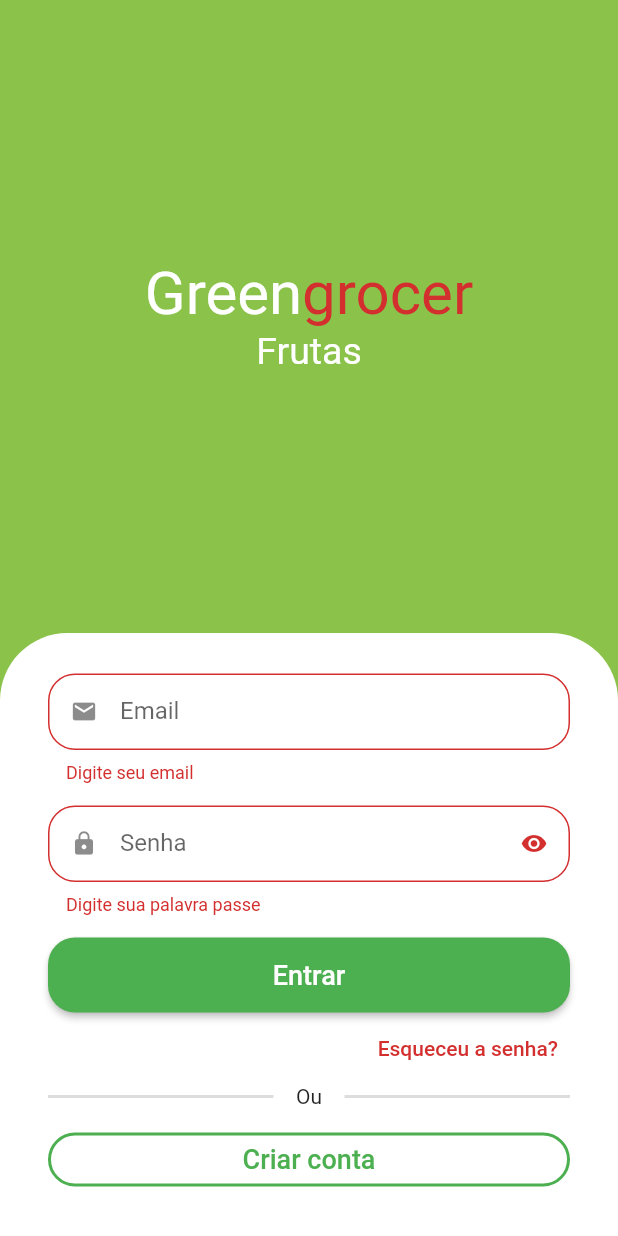
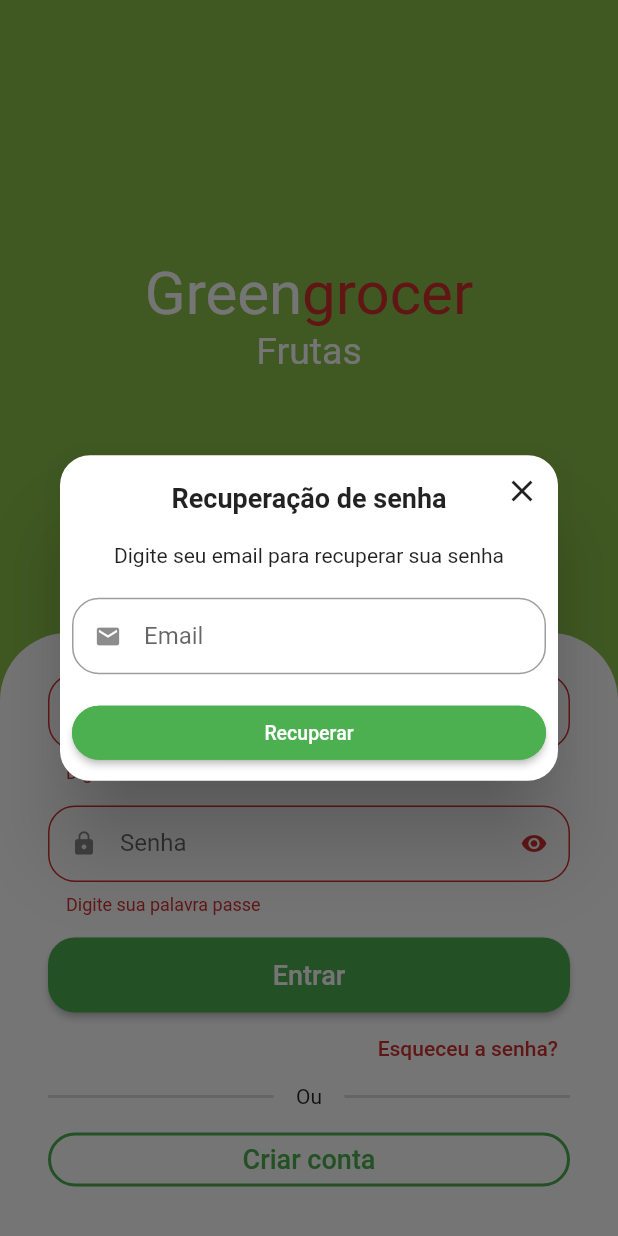
Before and after one commit to goncalveshigino/quitanda, a Flutter app: the SignInScreen screen opened by its route, after a tap on "Entrar", after a tap on "Esqueceu a senha?", on a phone screen of 412 x 824 dp. Run offline on Flutter 3.47's test engine with Material 2 defaults, Android fonts, the phone set to English and light mode, and no system bars; drawn by our look-alikes of animated_text_kit; our stand-ins replace dio, flutter_secure_storage, fluttertoast, freezed_annotation, get, mask_text_input_formatter and 2 more; missing offline and left inert: add_to_cart_animation; accounts and stored records are empty.

Commit message:
dialog recuperar senha

```diff
--- a/lib/src/constants/endpoints.dart
+++ b/lib/src/constants/endpoints.dart
@@ -4,7 +4,7 @@ const String baseUrl = 'https://parseapi.back4app.com/functions';
 abstract class Endpoints {
 
     static const String signin = '$baseUrl/login';
-    static const String signup = '$baseUrl/signip';
+    static const String signup = '$baseUrl/signup';
     static const String validateToken = '$baseUrl/validate-token';
 
 }
--- a/lib/src/pages/auth/controller/auth_controller.dart
+++ b/lib/src/pages/auth/controller/auth_controller.dart
@@ -59,7 +59,9 @@ class AuthController extends GetxController {
     Get.offAllNamed(PagesRoutes.signInRoute);
   }
 
+
   Future<void> signUp() async {
+
     isLoadin.value = true;
 
     AuthResult result = await authRepository.signUp(user);
@@ -69,6 +71,7 @@ class AuthController extends GetxController {
     result.when(
       success: (user) {
         this.user = user;
+
         saveTokenAndProceedToBase();
       },
       error: (message) {
--- a/lib/src/pages/auth/repository/auth_repository.dart
+++ b/lib/src/pages/auth/repository/auth_repository.dart
@@ -6,6 +6,7 @@ import '../../../models/user_model.dart';
 import '../../../services/http_manager.dart';
 
 class AuthRepository {
+
   final HttpManager _httpManager = HttpManager();
 
   AuthResult handleuUserOrError(Map<dynamic, dynamic> result) {
@@ -40,6 +41,7 @@ class AuthRepository {
   }
 
   Future<AuthResult> signUp(UserModel user) async {
+
    final result = await _httpManager.restRequest(
       url: Endpoints.signup,
       method: HttpMethods.post,
--- /dev/null
+++ b/lib/src/pages/auth/view/components/forgot_password_dialog.dart
@@ -0,0 +1,109 @@
+import 'package:flutter/material.dart';
+import 'package:quitanda/src/services/validatores.dart';
+
+import '../../../common_widgets/custom_text_field.dart';
+
+class ForgotPasswordDialog extends StatelessWidget {
+  final emailController = TextEditingController();
+
+  ForgotPasswordDialog({
+    required String email,
+    Key? key,
+  }) : super(key: key) {
+    emailController.text = email;
+  }
+
+  final formFieldKey = GlobalKey<FormFieldState>();
+
+  @override
+  Widget build(BuildContext context) {
+    return Dialog(
+      shape: RoundedRectangleBorder(
+        borderRadius: BorderRadius.circular(20),
+      ),
+      child: Stack(
+        alignment: Alignment.center,
+        children: [
+          // Conteúdo
+          Padding(
+            padding: const EdgeInsets.all(8.0),
+            child: Column(
+              crossAxisAlignment: CrossAxisAlignment.stretch,
+              mainAxisSize: MainAxisSize.min,
+              children: [
+                // Titulo
+                const Padding(
+                  padding: EdgeInsets.symmetric(vertical: 10),
+                  child: Text(
+                    'Recuperação de senha',
+                    textAlign: TextAlign.center,
+                    style: TextStyle(
+                      fontWeight: FontWeight.bold,
+                      fontSize: 18,
+                    ),
+                  ),
+                ),
+
+                // Descrição
+                const Padding(
+                  padding: EdgeInsets.only(
+                    top: 10,
+                    bottom: 20,
+                  ),
+                  child: Text(
+                    'Digite seu email para recuperar sua senha',
+                    textAlign: TextAlign.center,
+                    style: TextStyle(),
+                  ),
+                ),
+
+                // Campo de email
+                CustomTextField(
+                  fromFieldKey: formFieldKey,
+                  controller: emailController,
+                  icon: Icons.email,
+                  label: 'Email',
+                  validator: emailValidatores,
+                ),
+
+                // Confirmar
+                ElevatedButton(
+                  style: ElevatedButton.styleFrom(
+                    shape: RoundedRectangleBorder(
+                      borderRadius: BorderRadius.circular(20),
+                    ),
+                    side: const BorderSide(
+                      width: 2,
+                      color: Colors.green,
+                    ),
+                  ),
+                  onPressed: () {
+                    formFieldKey.currentState!.validate();
+                  },
+                  child: const Text(
+                    'Recuperar',
+                    style: TextStyle(
+                      fontSize: 13,
+                    ),
+                  ),
+                ),
+              ],
+            ),
+          ),
+
+          // Botão para fechar
+          Positioned(
+            top: 0,
+            right: 0,
+            child: IconButton(
+              onPressed: () {
+                Navigator.of(context).pop();
+              },
+              icon: const Icon(Icons.close),
+            ),
+          ),
+        ],
+      ),
+    );
+  }
+}
--- a/lib/src/pages/auth/view/sign_in_screen.dart
+++ b/lib/src/pages/auth/view/sign_in_screen.dart
@@ -3,6 +3,7 @@ import 'package:flutter/material.dart';
 import 'package:get/get.dart';
 import 'package:quitanda/src/config/custom_colors.dart';
 import 'package:quitanda/src/pages/auth/controller/auth_controller.dart';
+import 'package:quitanda/src/pages/auth/view/components/forgot_password_dialog.dart';
 
 import 'package:quitanda/src/pages/common_widgets/app_name_widget.dart';
 import 'package:quitanda/src/pages_routes/app_pages.dart';
@@ -11,7 +12,6 @@ import 'package:quitanda/src/services/validatores.dart';
 import '../../common_widgets/custom_text_field.dart';
 
 class SignInScreen extends StatelessWidget {
-
   final _formKey = GlobalKey<FormState>();
 
   //Controlador de campos
@@ -110,8 +110,6 @@ class SignInScreen extends StatelessWidget {
 
                                       authController.signIn(
                                           email: email, password: password);
-                                    } else {
-                                      print('Nao Ok');
                                     }
 
                                     // Get.offNamed(PagesRoutes.baseRoute);
@@ -133,7 +131,14 @@ class SignInScreen extends StatelessWidget {
                     Align(
                       alignment: Alignment.centerRight,
                       child: TextButton(
-                          onPressed: () {},
+                          onPressed: () {
+                            showDialog(
+                              context: context,
+                              builder: (_) {
+                                return ForgotPasswordDialog(email: emailController.text);
+                              },
+                            );
+                          },
                           child: Text(
                             'Esqueceu a senha?',
                             style: TextStyle(
--- a/lib/src/pages/common_widgets/custom_text_field.dart
+++ b/lib/src/pages/common_widgets/custom_text_field.dart
@@ -11,6 +11,8 @@ class CustomTextField extends StatefulWidget {
   final String? Function(String?)? validator;
   final TextEditingController? controller;
   final TextInputType? textInputType;
+  final void Function(String?)? onSaved;
+  final GlobalKey<FormFieldState>? fromFieldKey;
 
   const CustomTextField(
       {Key? key,
@@ -21,6 +23,8 @@ class CustomTextField extends StatefulWidget {
       this.inputFormatter,
       this.initialValue,
       this.controller,
+      this.onSaved,
+      this.fromFieldKey,
       this.textInputType,
       this.readOnly = false})
       : super(key: key);
@@ -44,12 +48,14 @@ class _CustomTextFieldState extends State<CustomTextField> {
     return Padding(
       padding: const EdgeInsets.only(bottom: 15),
       child: TextFormField(
+        key: widget.fromFieldKey,
         controller: widget.controller,
         validator: widget.validator,
         keyboardType: widget.textInputType,
         readOnly: widget.readOnly,
         initialValue: widget.initialValue,
         obscureText: isObscure,
+        onSaved: widget.onSaved,
         inputFormatters: widget.inputFormatter,
         decoration: InputDecoration(
             prefixIcon: Icon(widget.icon),
--- a/lib/src/pages/common_widgets/payment_dialog.dart
+++ b/lib/src/pages/common_widgets/payment_dialog.dart
@@ -41,7 +41,7 @@ class PaymentDialog extends StatelessWidget {
                 ),
                 Text(
                   'Vencimento ${utilsServices.formatDateTime(order.overdueDateTime)}',
-                  style: TextStyle(fontSize: 12),
+                  style:const TextStyle(fontSize: 12),
                 ),
                 Text(
                   'Total: ${utilsServices.priceToCurrency(order.total)}',
--- a/lib/src/pages/home/home_tab.dart
+++ b/lib/src/pages/home/home_tab.dart
@@ -59,9 +59,7 @@ class _HomeTabState extends State<HomeTab> {
           Padding(
             padding: const EdgeInsets.only(top: 15, right: 15),
             child: GestureDetector(
-              onTap: () {
-                print('Tocou');
-              },
+              onTap: () {},
               child: Badge(
                 backgroundColor: CustomColors.customConstrastColor,
                 label: const Text(
--- a/lib/src/services/validatores.dart
+++ b/lib/src/services/validatores.dart
@@ -38,7 +38,7 @@ String? phoneValidator(String? phone) {
   if (phone == null || phone.isEmpty) {
     return 'Digite um numero de telefone';
   }
-  if (phone.length < 9 ) return 'Digite um numero valido';
+  if (phone.length < 9 || !phone.isPhoneNumber) return 'Digite um numero valido';
 
   return null;
 }
```
Also changed, not shown: lib/src/pages/auth/view/sign_up_screen.dart (+54 -16 lines), lib/src/pages/profile/profile_tab.dart (+6 -8 lines).
